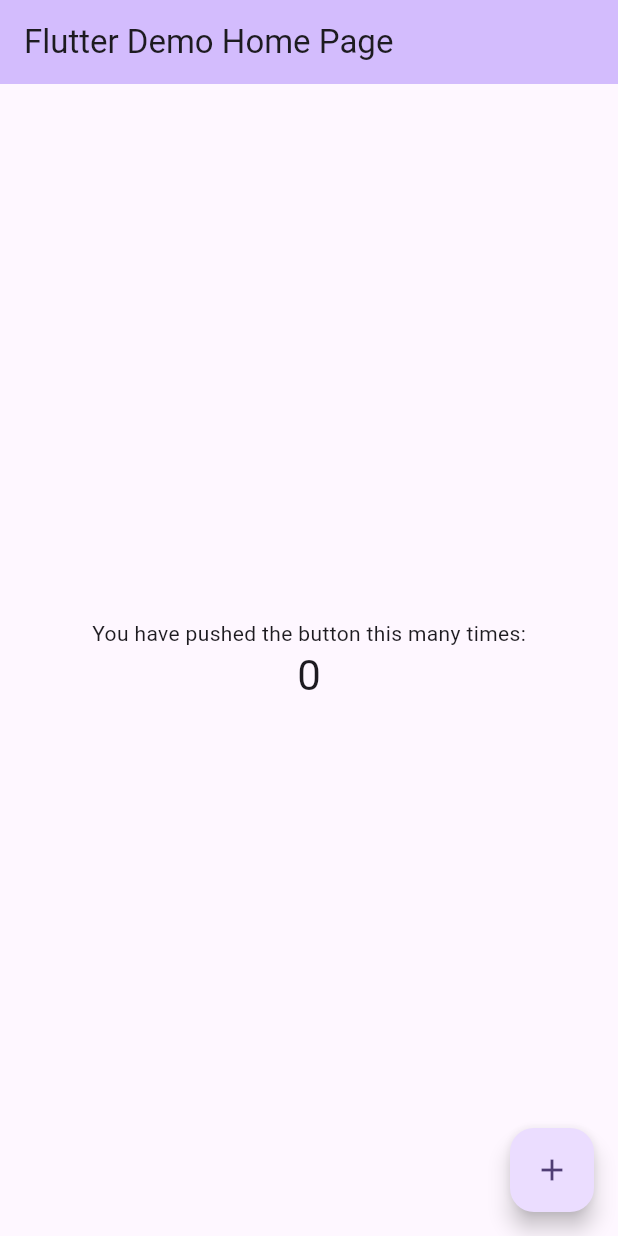
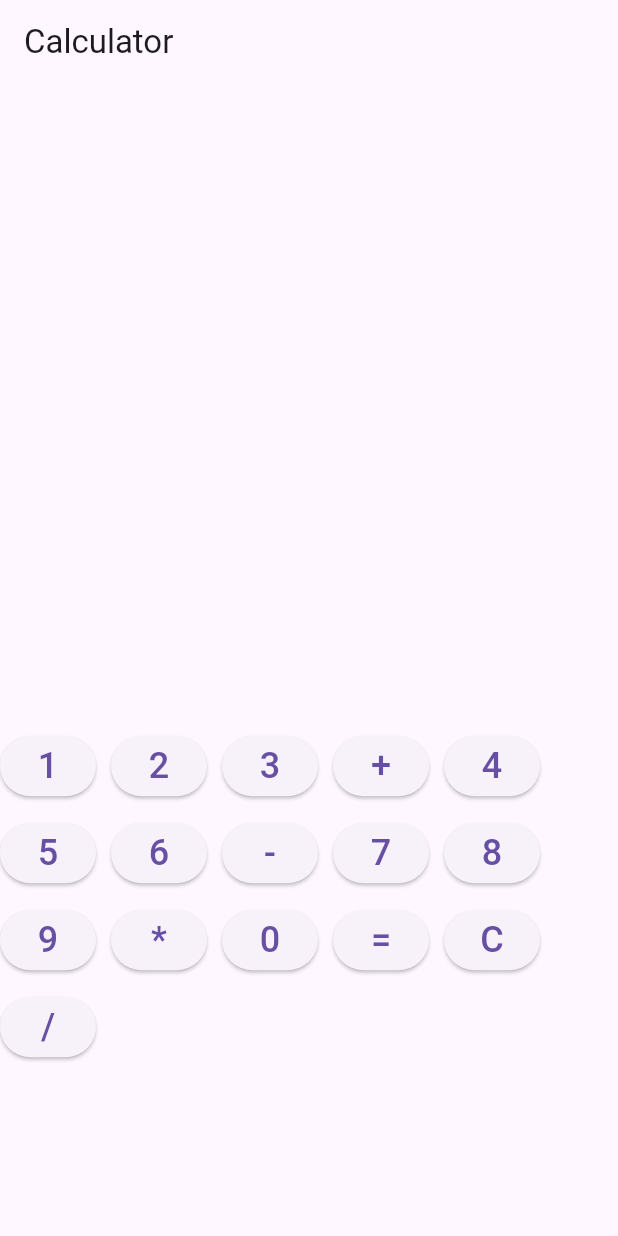
Before and after one commit to Swawon/calculator, a Flutter app: the screen it shows after launch, on a phone screen of 412 x 824 dp. Run offline on Flutter 3.47's test engine with Material 3 defaults, Android fonts, the phone set to English and light mode, and no system bars.

Commit message:
Added UI

```diff
--- a/lib/main.dart
+++ b/lib/main.dart
@@ -1,122 +1,74 @@
 import 'package:flutter/material.dart';
 
-void main() {
-  runApp(const MyApp());
-}
+void main() => runApp(const CalculatorApp());
 
-class MyApp extends StatelessWidget {
-  const MyApp({super.key});
+class CalculatorApp extends StatelessWidget {
+  const CalculatorApp({super.key});
 
-  // This widget is the root of your application.
   @override
   Widget build(BuildContext context) {
     return MaterialApp(
-      title: 'Flutter Demo',
-      theme: ThemeData(
-        // This is the theme of your application.
-        //
-        // TRY THIS: Try running your application with "flutter run". You'll see
-        // the application has a purple toolbar. Then, without quitting the app,
-        // try changing the seedColor in the colorScheme below to Colors.green
-        // and then invoke "hot reload" (save your changes or press the "hot
-        // reload" button in a Flutter-supported IDE, or press "r" if you used
-        // the command line to start the app).
-        //
-        // Notice that the counter didn't reset back to zero; the application
-        // state is not lost during the reload. To reset the state, use hot
-        // restart instead.
-        //
-        // This works for code too, not just values: Most code changes can be
-        // tested with just a hot reload.
-        colorScheme: ColorScheme.fromSeed(seedColor: Colors.deepPurple),
-      ),
-      home: const MyHomePage(title: 'Flutter Demo Home Page'),
+      title: 'Calculator',
+      theme: ThemeData(primarySwatch: Colors.blue),
+      home: const CalculatorScreen(),
     );
   }
 }
 
-class MyHomePage extends StatefulWidget {
-  const MyHomePage({super.key, required this.title});
-
-  // This widget is the home page of your application. It is stateful, meaning
-  // that it has a State object (defined below) that contains fields that affect
-  // how it looks.
-
-  // This class is the configuration for the state. It holds the values (in this
-  // case the title) provided by the parent (in this case the App widget) and
-  // used by the build method of the State. Fields in a Widget subclass are
-  // always marked "final".
-
-  final String title;
+class CalculatorScreen extends StatefulWidget {
+  const CalculatorScreen({super.key});
 
   @override
-  State<MyHomePage> createState() => _MyHomePageState();
+  State<CalculatorScreen> createState() => _CalculatorScreenState();
 }
 
-class _MyHomePageState extends State<MyHomePage> {
-  int _counter = 0;
+class _CalculatorScreenState extends State<CalculatorScreen> {
+  String display = '';
+  String result = '';
 
-  void _incrementCounter() {
+  void onButtonClick(String value) {
     setState(() {
-      // This call to setState tells the Flutter framework that something has
-      // changed in this State, which causes it to rerun the build method below
-      // so that the display can reflect the updated values. If we changed
-      // _counter without calling setState(), then the build method would not be
-      // called again, and so nothing would appear to happen.
-      _counter++;
+      if (value == '=') {
+        try {
+          result = (double.parse(display)).toString();
+        } catch (e) {
+          result = "Error";
+        }
+      } else if (value == 'C') {
+        display = '';
+        result = '';
+      } else {
+        display += value;
+      }
     });
+  }
+
+  Widget buildButton(String text) {
+    return ElevatedButton(
+      onPressed: () => onButtonClick(text),
+      child: Text(text, style: const TextStyle(fontSize: 24)),
+    );
   }
 
   @override
   Widget build(BuildContext context) {
-    // This method is rerun every time setState is called, for instance as done
-    // by the _incrementCounter method above.
-    //
-    // The Flutter framework has been optimized to make rerunning build methods
-    // fast, so that you can just rebuild anything that needs updating rather
-    // than having to individually change instances of widgets.
     return Scaffold(
-      appBar: AppBar(
-        // TRY THIS: Try changing the color here to a specific color (to
-        // Colors.amber, perhaps?) and trigger a hot reload to see the AppBar
-        // change color while the other colors stay the same.
-        backgroundColor: Theme.of(context).colorScheme.inversePrimary,
-        // Here we take the value from the MyHomePage object that was created by
-        // the App.build method, and use it to set our appbar title.
-        title: Text(widget.title),
+      appBar: AppBar(title: const Text('Calculator')),
+      body: Column(
+        mainAxisAlignment: MainAxisAlignment.spaceEvenly,
+        children: [
+          Text(display, style: const TextStyle(fontSize: 32)),
+          Text(result, style: const TextStyle(fontSize: 28, color: Colors.grey)),
+          Wrap(
+            spacing: 10,
+            runSpacing: 10,
+            children: [
+              for (var b in ['1','2','3','+','4','5','6','-','7','8','9','*','0','=','C','/'])
+                buildButton(b),
+            ],
+          ),
+        ],
       ),
-      body: Center(
-        // Center is a layout widget. It takes a single child and positions it
-        // in the middle of the parent.
-        child: Column(
-          // Column is also a layout widget. It takes a list of children and
-          // arranges them vertically. By default, it sizes itself to fit its
-          // children horizontally, and tries to be as tall as its parent.
-          //
-          // Column has various properties to control how it sizes itself and
-          // how it positions its children. Here we use mainAxisAlignment to
-          // center the children vertically; the main axis here is the vertical
-          // axis because Columns are vertical (the cross axis would be
-          // horizontal).
-          //
-          // TRY THIS: Invoke "debug painting" (choose the "Toggle Debug Paint"
-          // action in the IDE, or press "p" in the console), to see the
-          // wireframe for each widget.
-          mainAxisAlignment: MainAxisAlignment.center,
-          children: <Widget>[
-            const Text('You have pushed the button this many times:'),
-            Text(
-              '$_counter',
-              style: Theme.of(context).textTheme.headlineMedium,
-            ),
-          ],
-        ),
-      ),
-      floatingActionButton: FloatingActionButton(
-        onPressed: _incrementCounter,
-        tooltip: 'Increment',
-        child: const Icon(Icons.add),
-      ), // This trailing comma makes auto-formatting nicer for build methods.
     );
   }
 }
```
